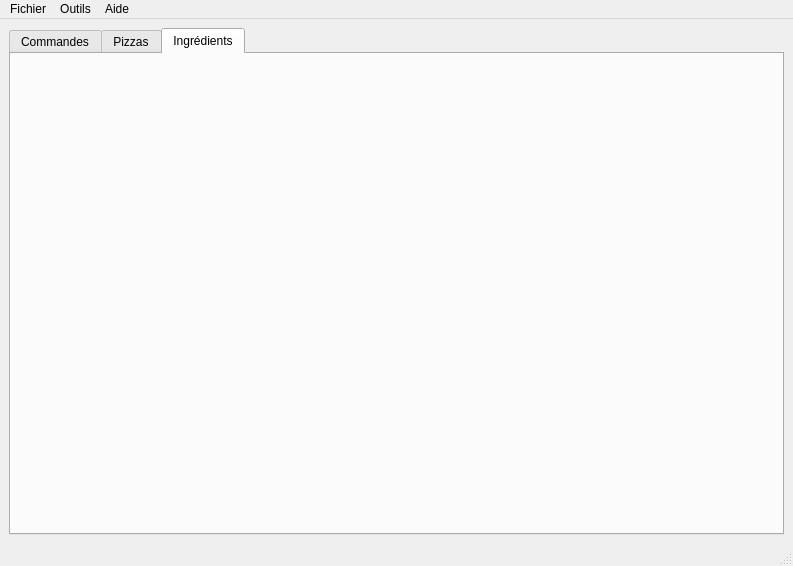
Before: the Qt Designer form view/mainwindow.ui in Guerano/OkPizza, drawn with Qt 5.
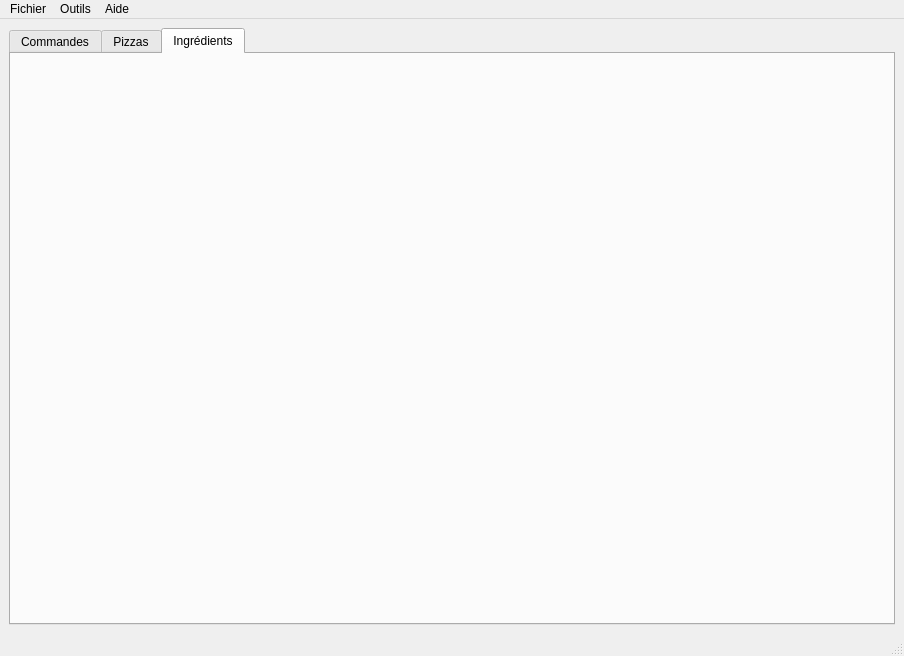
After: the same form once the commit is applied. Custom widgets are drawn as their Qt base class.

Diff of the .ui file:
```diff
--- a/view/mainwindow.ui
+++ b/view/mainwindow.ui
@@ -6,8 +6,8 @@
    <rect>
     <x>0</x>
     <y>0</y>
-    <width>793</width>
-    <height>566</height>
+    <width>904</width>
+    <height>656</height>
    </rect>
   </property>
   <property name="windowTitle">
@@ -71,7 +71,7 @@
     <rect>
      <x>0</x>
      <y>0</y>
-     <width>793</width>
+     <width>904</width>
      <height>20</height>
     </rect>
    </property>
```
Left out of the diff: 17 changed lines with no effect on the pictures.
